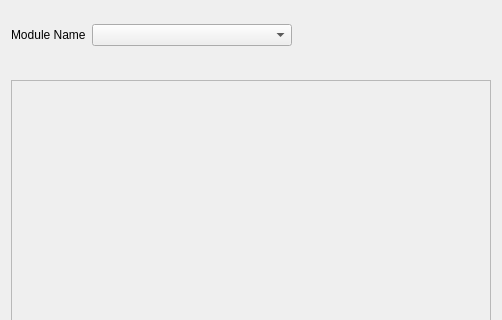
Above: src/View/MainWindow/settingsform.ui from TurboMiki/ecg_app before the change; both pictures show x 0 to 502 and y 0 to 320 of the 502 by 470 pixel window. Below: the same form after it.
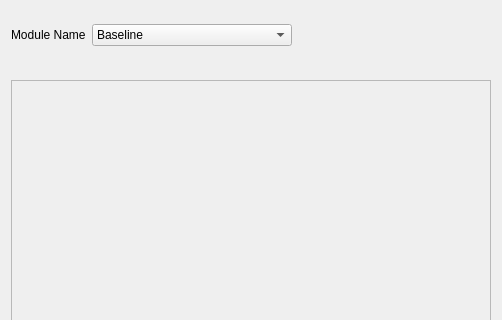
That is the form after the change.

Commit message: mild changes to forms

Diff of the .ui file:
```diff
--- a/src/View/MainWindow/settingsform.ui
+++ b/src/View/MainWindow/settingsform.ui
@@ -90,11 +90,6 @@
        <height>0</height>
       </size>
      </property>
-     <item>
-      <property name="text">
-       <string/>
-      </property>
-     </item>
      <item>
       <property name="text">
        <string>Baseline</string>
```
The commit also changes 3 other files.
